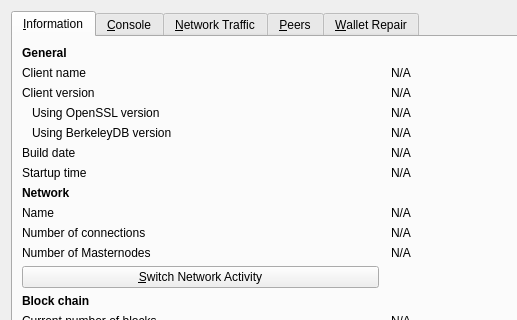
This is src/qt/forms/rpcconsole.ui in LUX-Core/lux as Qt 5 draws it before an edit; both pictures show x 0 to 517 and y 0 to 320 of the 769 by 494 pixel window. The edited form follows.
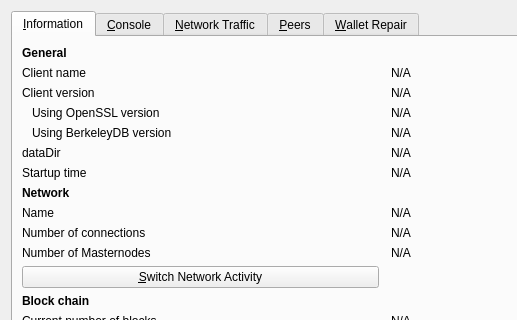
This is the edited form. Icons and pictures are not drawn. Custom widgets are drawn as their Qt base class.

Diff of the .ui file:
```diff
--- a/src/qt/forms/rpcconsole.ui
+++ b/src/qt/forms/rpcconsole.ui
@@ -177,7 +177,7 @@
        <item row="5" column="0">
         <widget class="QLabel" name="buildDateLabel">
          <property name="text">
-          <string>Build date</string>
+          <string>dataDir</string>
          </property>
         </widget>
        </item>
```
Left out of the diff: 5 changed lines with no effect on the pictures.
